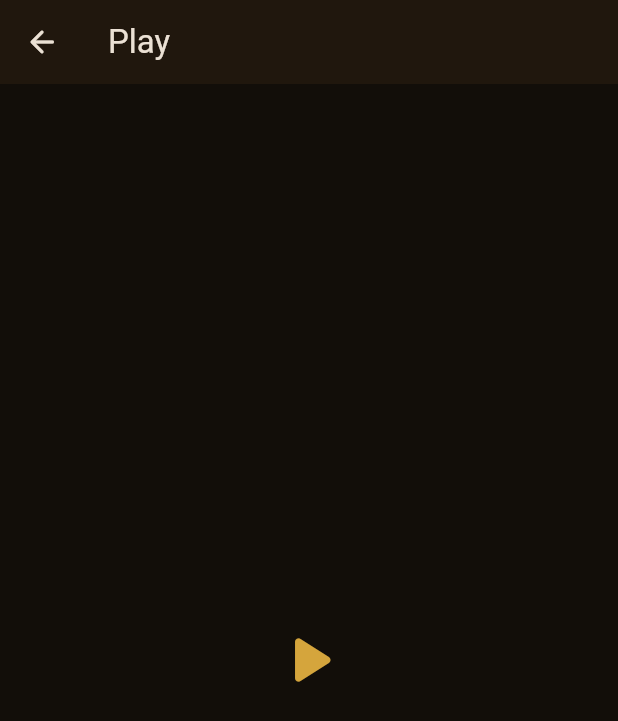
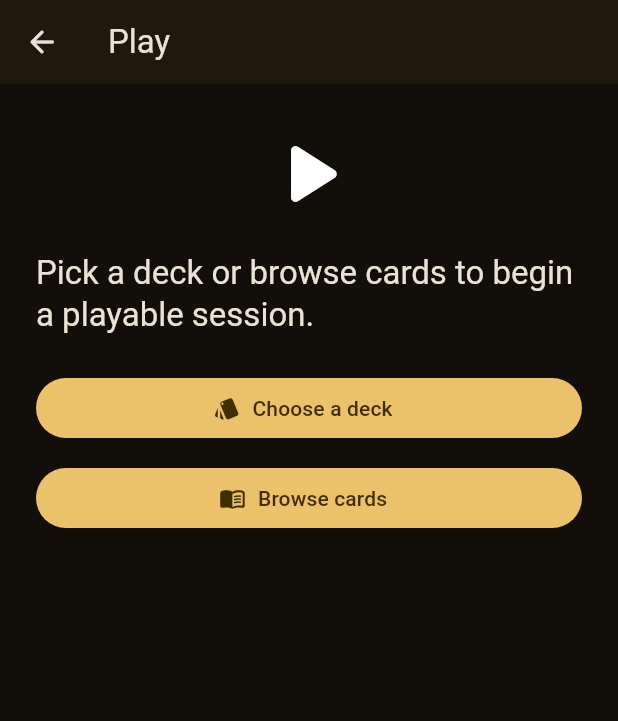
Before and after one commit to jameshpdy-dev/CHANSON-A-REPONDRE-UNO, a Flutter app: the screen it shows after launch, after a tap on "Play", on a phone screen of 412 x 824 dp. Shown: the top 721 px of the screen. Run offline on Flutter 3.47's test engine with Material 3 defaults, Android fonts, the phone set to English and light mode, and no system bars; our stand-ins replace audioplayers, file_picker, go_router, shared_preferences, video_player; missing offline and left inert: idb_shim.

Commit message:
wire visible menu destinations

```diff
--- a/lib/core/app_router.dart
+++ b/lib/core/app_router.dart
@@ -1,7 +1,6 @@
 import 'package:flutter/material.dart';
 import 'package:go_router/go_router.dart';
 
-import '../screens/destination_placeholder_screen.dart';
 import '../screens/card_browser_screen.dart';
 import '../screens/card_viewer_screen.dart';
 import '../screens/png_upload_screen.dart';
@@ -57,10 +56,8 @@ abstract final class AppRouter {
         (destination) => GoRoute(
           path: destination.path,
           name: destination.name,
-          builder: (context, state) => DestinationPlaceholderScreen(
-            title: destination.title,
-            icon: destination.icon,
-          ),
+          builder: (context, state) =>
+              _DestinationScreen(destination: destination),
         ),
       ),
     ],
@@ -87,7 +84,100 @@ abstract final class AppRouter {
       'Settings',
       Icons.settings_rounded,
     ),
+    _DestinationRoute(
+      '/credits',
+      'credits',
+      'Credits',
+      Icons.favorite_rounded,
+    ),
   ];
+}
+
+/// A functional destination page for menu features that are not standalone
+/// complex flows in the lightweight root app.
+class _DestinationScreen extends StatelessWidget {
+  const _DestinationScreen({required this.destination});
+
+  final _DestinationRoute destination;
+
+  @override
+  Widget build(BuildContext context) {
+    final actions = switch (destination.name) {
+      'play' => const [
+          _DestinationAction('Choose a deck', '/decks', Icons.style_rounded),
+          _DestinationAction('Browse cards', '/cards', Icons.menu_book_rounded),
+        ],
+      'journal' => const [
+          _DestinationAction('Browse cards', '/cards', Icons.menu_book_rounded),
+          _DestinationAction('Search cards', '/search', Icons.search_rounded),
+        ],
+      'ai-chat' => const [
+          _DestinationAction('Search cards', '/search', Icons.search_rounded),
+          _DestinationAction('Browse cards', '/cards', Icons.menu_book_rounded),
+        ],
+      'rules' => const [
+          _DestinationAction('Start from cards', '/cards', Icons.play_arrow_rounded),
+          _DestinationAction('Choose deck', '/decks', Icons.style_rounded),
+        ],
+      'settings' => const [
+          _DestinationAction('Import cards', '/cards', Icons.upload_file_rounded),
+          _DestinationAction('Import PNG deck', '/decks', Icons.folder_rounded),
+        ],
+      _ => const [
+          _DestinationAction('Home', '/', Icons.home_rounded),
+          _DestinationAction('Browse cards', '/cards', Icons.menu_book_rounded),
+        ],
+    };
+
+    return Scaffold(
+      appBar: AppBar(
+        title: Text(destination.title),
+        leading: IconButton(
+          onPressed: () => context.go('/'),
+          icon: const Icon(Icons.arrow_back_rounded),
+          tooltip: 'Home',
+        ),
+      ),
+      body: ListView(
+        padding: const EdgeInsets.all(24),
+        children: [
+          Icon(destination.icon, size: 72),
+          const SizedBox(height: 16),
+          Text(
+            _descriptionFor(destination.name),
+            style: Theme.of(context).textTheme.titleLarge,
+          ),
+          const SizedBox(height: 24),
+          for (final action in actions)
+            Padding(
+              padding: const EdgeInsets.only(bottom: 12),
+              child: FilledButton.icon(
+                onPressed: () => context.go(action.path),
+                icon: Icon(action.icon),
+                label: Text(action.label),
+              ),
+            ),
+        ],
+      ),
+    );
+  }
+
+  static String _descriptionFor(String name) => switch (name) {
+        'play' => 'Pick a deck or browse cards to begin a playable session.',
+        'journal' => 'Use cards as prompts, then return here from the menu.',
+        'ai-chat' => 'Search and open a card before discussing it with AI tools.',
+        'rules' => 'Explore the deck, select a card, and answer in turn.',
+        'settings' => 'Manage imported cards and PNG decks from the actions below.',
+        _ => 'CHANSON À RÉPONDRE UNO — active card library.',
+      };
+}
+
+class _DestinationAction {
+  const _DestinationAction(this.label, this.path, this.icon);
+
+  final String label;
+  final String path;
+  final IconData icon;
 }
 
 /// Describes a temporary route while its feature screen is being implemented.
--- a/lib/screens/home_screen.dart
+++ b/lib/screens/home_screen.dart
@@ -23,6 +23,7 @@ class _HomeScreenState extends State<HomeScreen> {
     _PathItem('AI Chat', '/ai-chat', Icons.smart_toy_rounded),
     _PathItem('Rules', '/rules', Icons.gavel_rounded),
     _PathItem('Settings', '/settings', Icons.settings_rounded),
+    _PathItem('Credits', '/credits', Icons.favorite_rounded),
   ];
 
   static const _gold = Color(0xFFEBC36B);
```
